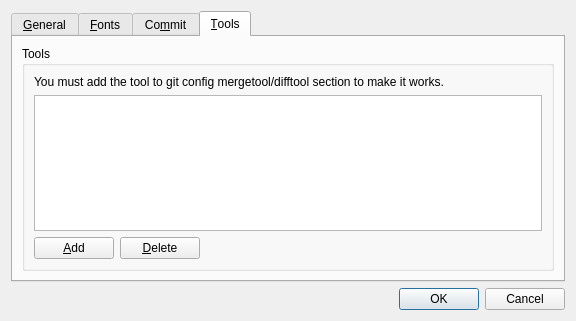
This is qgitc/preferences.ui in timxx/qgitc as Qt 5 draws it before an edit. The edited form follows.
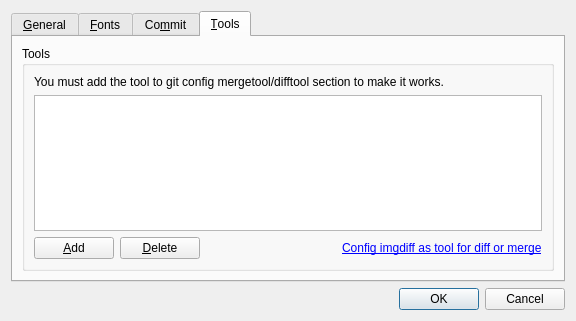
This is the edited form. The open tabs and pages were chosen to show the change. Custom widgets are drawn as their Qt base class.

Commit message: Add the ability to config imgdiff tool by one click LoL

What changed in the file:
```diff
--- a/qgitc/preferences.ui
+++ b/qgitc/preferences.ui
@@ -429,6 +429,13 @@
               </property>
              </spacer>
             </item>
+            <item>
+             <widget class="QLabel" name="lbConfigImgDiff">
+              <property name="text">
+               <string>&lt;a href='#config'&gt;Config imgdiff as tool for diff or merge&lt;/a&gt;</string>
+              </property>
+             </widget>
+            </item>
            </layout>
           </item>
          </layout>
```
Left out of the diff: 4 changed lines with no effect on the pictures. The commit also changes 3 other files.
